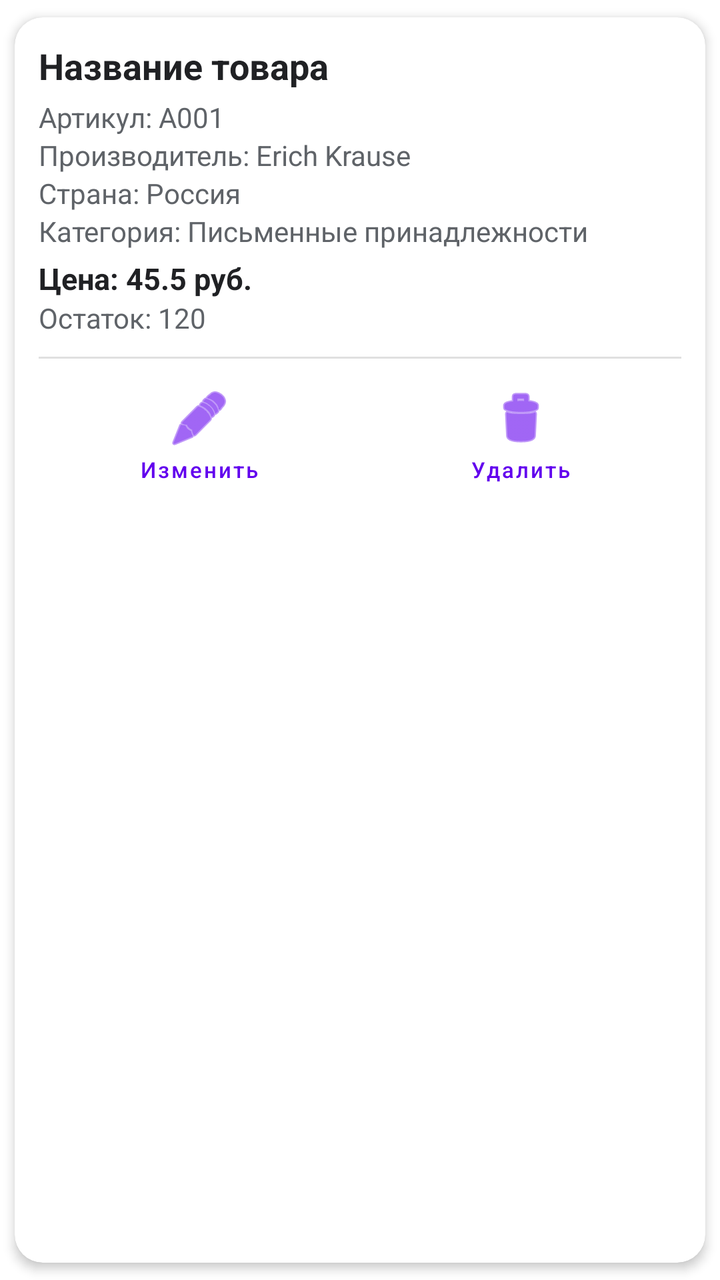
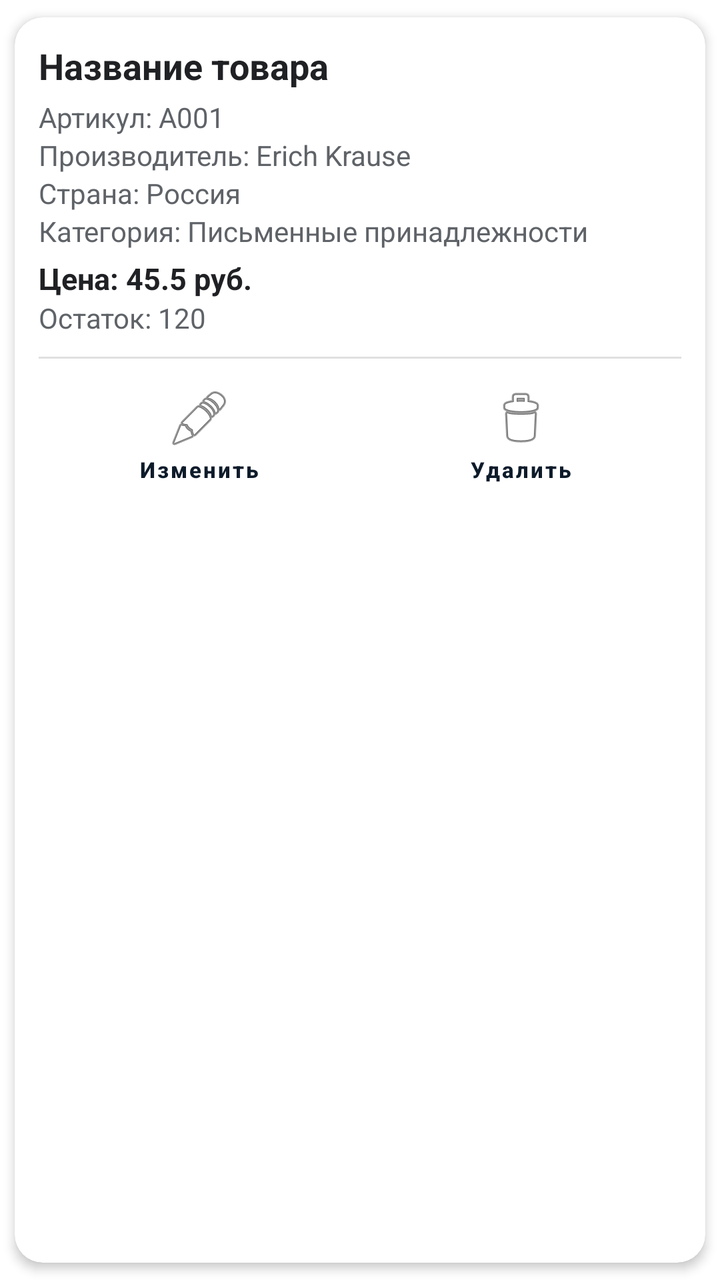

Screens rendered from an Android XML layout before and after an edit, with the pre-edit source and the edit as a unified diff.
<!-- AndroidManifest.xml: application theme Theme.Lab_5 -->
<!-- res/layout/item_product.xml -->
<?xml version="1.0" encoding="utf-8"?>
<com.google.android.material.card.MaterialCardView
    xmlns:android="http://schemas.android.com/apk/res/android"
    xmlns:app="http://schemas.android.com/apk/res-auto"
    android:id="@+id/productItemRoot"
    android:layout_width="match_parent"
    android:layout_height="wrap_content"
    android:layout_marginStart="8dp"
    android:layout_marginTop="6dp"
    android:layout_marginEnd="8dp"
    android:layout_marginBottom="8dp"
    android:fitsSystemWindows="true"
    app:cardCornerRadius="14dp"
    app:cardElevation="3dp"
    app:cardUseCompatPadding="true">

    <LinearLayout
        android:id="@+id/productItemContent"
        android:layout_width="match_parent"
        android:layout_height="wrap_content"
        android:orientation="vertical"
        android:padding="12dp"
        android:fitsSystemWindows="true">

        <LinearLayout
            android:layout_width="match_parent"
            android:layout_height="wrap_content"
            android:gravity="center_vertical"
            android:orientation="horizontal"
            android:fitsSystemWindows="true">

            <CheckBox
                android:id="@+id/productCheckBox"
                android:layout_width="wrap_content"
                android:layout_height="wrap_content"
                android:visibility="gone"
                android:fitsSystemWindows="true" />

            <TextView
                android:id="@+id/productNameTextView"
                android:layout_width="0dp"
                android:layout_height="wrap_content"
                android:layout_weight="1"
                android:text="@string/product_default_name"
                android:textSize="18sp"
                android:textStyle="bold"
                android:textColor="#202124"
                android:fitsSystemWindows="true" />

        </LinearLayout>

        <TextView
            android:id="@+id/productArticleTextView"
            android:layout_width="match_parent"
            android:layout_height="wrap_content"
            android:text="@string/product_default_article"
            android:textSize="14sp"
            android:textColor="#5F6368"
            android:layout_marginTop="4dp"
            android:fitsSystemWindows="true" />

        <TextView
            android:id="@+id/productManufacturerTextView"
            android:layout_width="match_parent"
            android:layout_height="wrap_content"
            android:text="@string/product_default_manufacturer"
            android:textSize="14sp"
            android:textColor="#5F6368"
            android:fitsSystemWindows="true" />

        <TextView
            android:id="@+id/productCountryTextView"
            android:layout_width="match_parent"
            android:layout_height="wrap_content"
            android:text="@string/product_default_country"
            android:textSize="14sp"
            android:textColor="#5F6368"
            android:fitsSystemWindows="true" />

        <TextView
            android:id="@+id/productCategoryTextView"
            android:layout_width="match_parent"
            android:layout_height="wrap_content"
            android:text="@string/product_default_category"
            android:textSize="14sp"
            android:textColor="#5F6368"
            android:fitsSystemWindows="true" />

        <TextView
            android:id="@+id/productPriceTextView"
            android:layout_width="match_parent"
            android:layout_height="wrap_content"
            android:text="@string/product_default_price"
            android:textSize="15sp"
            android:textStyle="bold"
            android:textColor="#202124"
            android:layout_marginTop="4dp"
            android:fitsSystemWindows="true" />

        <TextView
            android:id="@+id/productQuantityTextView"
            android:layout_width="match_parent"
            android:layout_height="wrap_content"
            android:text="@string/product_default_quantity"
            android:textSize="14sp"
            android:textColor="#5F6368"
            android:fitsSystemWindows="true" />

        <View
            android:layout_width="match_parent"
            android:layout_height="1dp"
            android:layout_marginTop="10dp"
            android:layout_marginBottom="4dp"
            android:background="#E0E0E0"
            android:fitsSystemWindows="true" />

        <LinearLayout
            android:id="@+id/itemButtonsLayout"
            android:layout_width="match_parent"
            android:layout_height="wrap_content"
            android:orientation="horizontal"
            android:gravity="center"
            android:fitsSystemWindows="true">

            <com.google.android.material.button.MaterialButton
                android:id="@+id/editProductButton"
                style="@style/Widget.MaterialComponents.Button.TextButton.Icon"
                android:layout_width="0dp"
                android:layout_height="wrap_content"
                android:layout_weight="1"
                android:text="@string/edit"
                android:textSize="11sp"
                android:textAllCaps="false"
                android:fitsSystemWindows="true"
                app:icon="@android:drawable/ic_menu_edit"
                app:iconGravity="top"
                app:iconPadding="2dp" />

            <com.google.android.material.button.MaterialButton
                android:id="@+id/deleteProductButton"
                style="@style/Widget.MaterialComponents.Button.TextButton.Icon"
                android:layout_width="0dp"
                android:layout_height="wrap_content"
                android:layout_weight="1"
                android:text="@string/delete"
                android:textSize="11sp"
                android:textAllCaps="false"
                android:fitsSystemWindows="true"
                app:icon="@android:drawable/ic_menu_delete"
                app:iconGravity="top"
                app:iconPadding="2dp" />

        </LinearLayout>

    </LinearLayout>

</com.google.android.material.card.MaterialCardView>
<!-- resources referenced by this layout -->
<resources>
  <string name="delete">Удалить</string>
  <string name="edit">Изменить</string>
  <string name="product_default_article">Артикул: A001</string>
  <string name="product_default_category">Категория: Письменные принадлежности</string>
  <string name="product_default_country">Страна: Россия</string>
  <string name="product_default_manufacturer">Производитель: Erich Krause</string>
  <string name="product_default_name">Название товара</string>
  <string name="product_default_price">Цена: 45.5 руб.</string>
  <string name="product_default_quantity">Остаток: 120</string>
  <style name="Theme.Lab_5" parent="Theme.MaterialComponents.DayNight.NoActionBar">
          <item name="colorPrimary">@color/purple_500</item>
          <item name="colorPrimaryVariant">@color/purple_700</item>
          <item name="colorOnPrimary">@color/white</item>
  
          <item name="colorSecondary">@color/teal_200</item>
          <item name="colorSecondaryVariant">@color/teal_700</item>
          <item name="colorOnSecondary">@color/black</item>
  
          <item name="android:statusBarColor">@color/purple_700</item>
          <item name="android:navigationBarColor">@android:color/white</item>
          <item name="android:windowLightStatusBar">false</item>
      </style>
  <color name="purple_500">#FF6200EE</color>
  <color name="purple_700">#FF3700B3</color>
  <color name="white">#FFFFFFFF</color>
  <color name="teal_200">#FF03DAC5</color>
  <color name="teal_700">#FF018786</color>
  <color name="black">#FF000000</color>
</resources>

<!-- the commit's change to res/layout/item_product.xml (unified diff, before → after) -->
@@ -9,7 +9,6 @@
     android:layout_marginTop="6dp"
     android:layout_marginEnd="8dp"
     android:layout_marginBottom="8dp"
-    android:fitsSystemWindows="true"
     app:cardCornerRadius="14dp"
     app:cardElevation="3dp"
     app:cardUseCompatPadding="true">
@@ -19,22 +18,19 @@
         android:layout_width="match_parent"
         android:layout_height="wrap_content"
         android:orientation="vertical"
-        android:padding="12dp"
-        android:fitsSystemWindows="true">
+        android:padding="12dp">
 
         <LinearLayout
             android:layout_width="match_parent"
             android:layout_height="wrap_content"
             android:gravity="center_vertical"
-            android:orientation="horizontal"
-            android:fitsSystemWindows="true">
+            android:orientation="horizontal">
 
             <CheckBox
                 android:id="@+id/productCheckBox"
                 android:layout_width="wrap_content"
                 android:layout_height="wrap_content"
-                android:visibility="gone"
-                android:fitsSystemWindows="true" />
+                android:visibility="gone" />
 
             <TextView
                 android:id="@+id/productNameTextView"
@@ -44,8 +40,7 @@
                 android:text="@string/product_default_name"
                 android:textSize="18sp"
                 android:textStyle="bold"
-                android:textColor="#202124"
-                android:fitsSystemWindows="true" />
+                android:textColor="#202124" />
 
         </LinearLayout>
 
@@ -56,8 +51,7 @@
             android:text="@string/product_default_article"
             android:textSize="14sp"
             android:textColor="#5F6368"
-            android:layout_marginTop="4dp"
-            android:fitsSystemWindows="true" />
+            android:layout_marginTop="4dp" />
 
         <TextView
             android:id="@+id/productManufacturerTextView"
@@ -65,8 +59,7 @@
             android:layout_height="wrap_content"
             android:text="@string/product_default_manufacturer"
             android:textSize="14sp"
-            android:textColor="#5F6368"
-            android:fitsSystemWindows="true" />
+            android:textColor="#5F6368" />
 
         <TextView
             android:id="@+id/productCountryTextView"
@@ -74,8 +67,7 @@
             android:layout_height="wrap_content"
             android:text="@string/product_default_country"
             android:textSize="14sp"
-            android:textColor="#5F6368"
-            android:fitsSystemWindows="true" />
+            android:textColor="#5F6368" />
 
         <TextView
             android:id="@+id/productCategoryTextView"
@@ -83,8 +75,7 @@
             android:layout_height="wrap_content"
             android:text="@string/product_default_category"
             android:textSize="14sp"
-            android:textColor="#5F6368"
-            android:fitsSystemWindows="true" />
+            android:textColor="#5F6368" />
 
         <TextView
             android:id="@+id/productPriceTextView"
@@ -94,8 +85,7 @@
             android:textSize="15sp"
             android:textStyle="bold"
             android:textColor="#202124"
-            android:layout_marginTop="4dp"
-            android:fitsSystemWindows="true" />
+            android:layout_marginTop="4dp" />
 
         <TextView
             android:id="@+id/productQuantityTextView"
@@ -103,24 +93,21 @@
             android:layout_height="wrap_content"
             android:text="@string/product_default_quantity"
             android:textSize="14sp"
-            android:textColor="#5F6368"
-            android:fitsSystemWindows="true" />
+            android:textColor="#5F6368" />
 
         <View
             android:layout_width="match_parent"
             android:layout_height="1dp"
             android:layout_marginTop="10dp"
             android:layout_marginBottom="4dp"
-            android:background="#E0E0E0"
-            android:fitsSystemWindows="true" />
+            android:background="#E0E0E0" />
 
         <LinearLayout
             android:id="@+id/itemButtonsLayout"
             android:layout_width="match_parent"
             android:layout_height="wrap_content"
             android:orientation="horizontal"
-            android:gravity="center"
-            android:fitsSystemWindows="true">
+            android:gravity="center">
 
             <com.google.android.material.button.MaterialButton
                 android:id="@+id/editProductButton"
@@ -131,9 +118,11 @@
                 android:text="@string/edit"
                 android:textSize="11sp"
                 android:textAllCaps="false"
-                android:fitsSystemWindows="true"
+                android:textStyle="bold"
+                android:textColor="#0D1B2A"
                 app:icon="@android:drawable/ic_menu_edit"
                 app:iconGravity="top"
+                app:iconTint="@null"
                 app:iconPadding="2dp" />
 
             <com.google.android.material.button.MaterialButton
@@ -145,9 +134,11 @@
                 android:text="@string/delete"
                 android:textSize="11sp"
                 android:textAllCaps="false"
-                android:fitsSystemWindows="true"
+                android:textStyle="bold"
+                android:textColor="#0D1B2A"
                 app:icon="@android:drawable/ic_menu_delete"
                 app:iconGravity="top"
+                app:iconTint="@null"
                 app:iconPadding="2dp" />
 
         </LinearLayout>
